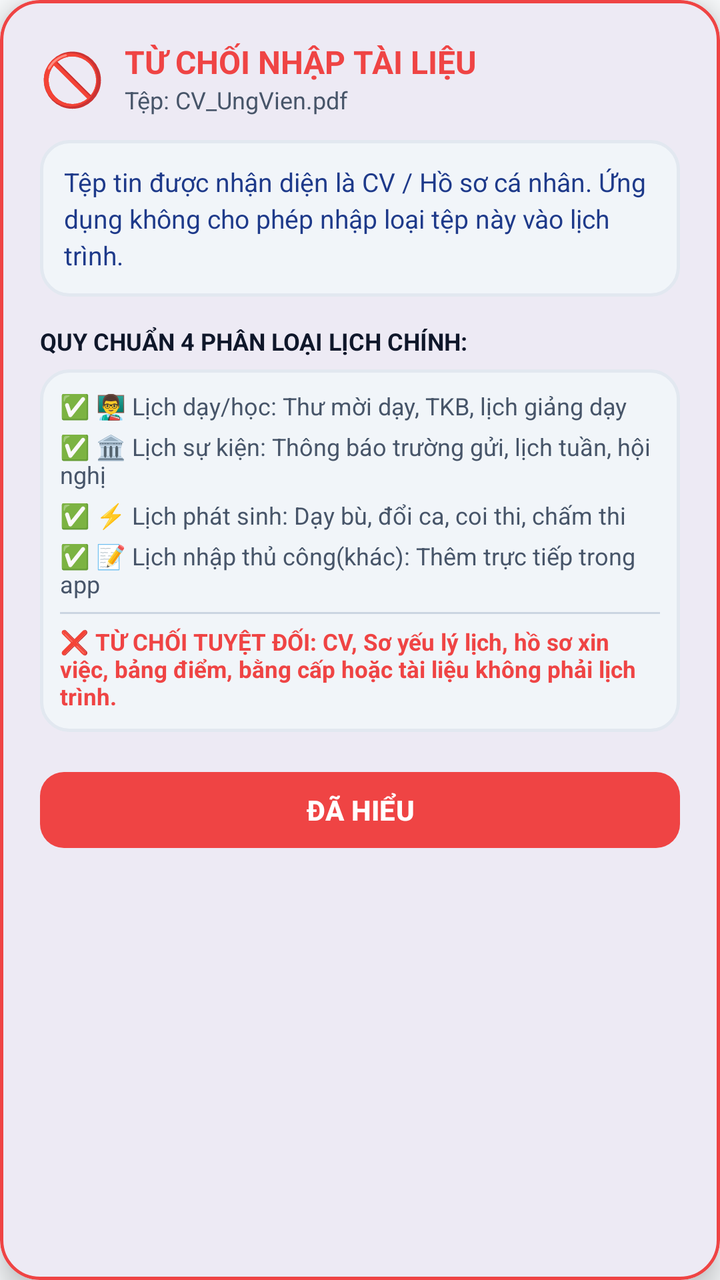
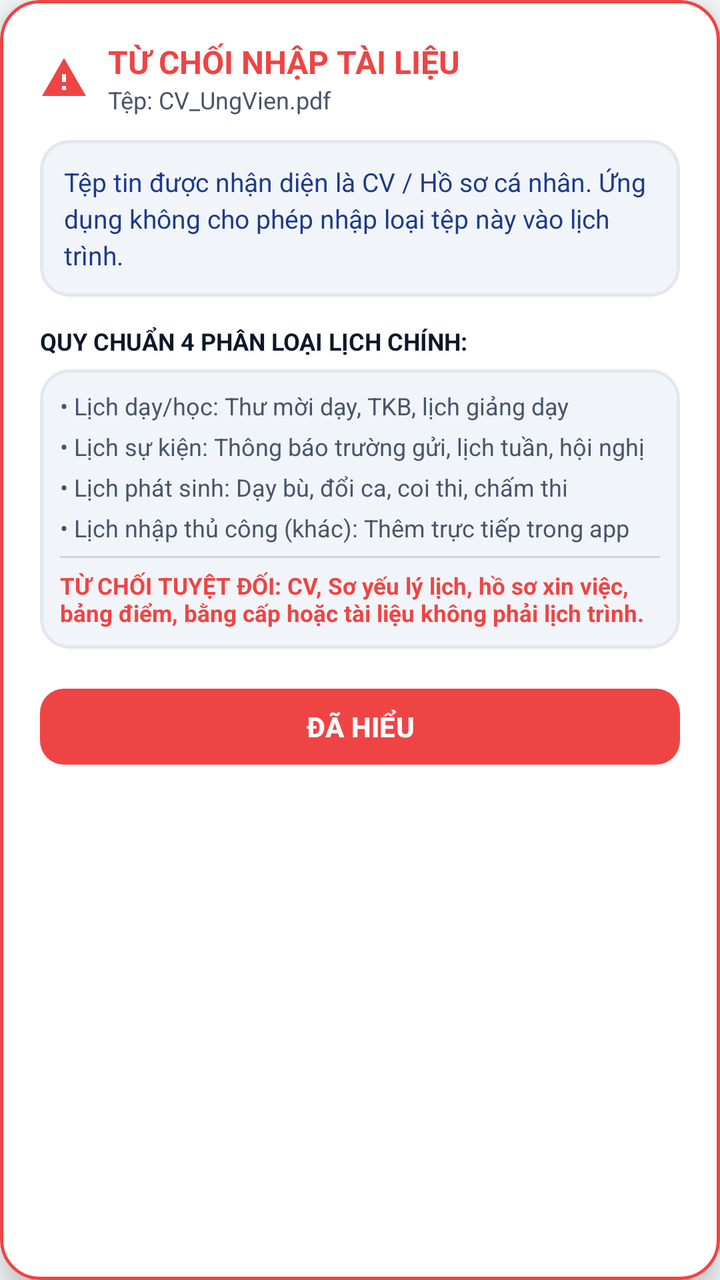

The first picture is an Android layout as it rendered before a commit; the second is the same layout after the commit. The layout source and the unified diff follow.
<!-- AndroidManifest.xml: application theme Theme.LectuPlan -->
<!-- res/layout/dialog_file_rejected.xml -->
<?xml version="1.0" encoding="utf-8"?>
<com.google.android.material.card.MaterialCardView
    xmlns:android="http://schemas.android.com/apk/res/android"
    xmlns:app="http://schemas.android.com/apk/res-auto"
    android:layout_width="match_parent"
    android:layout_height="wrap_content"
    app:cardCornerRadius="20dp"
    app:cardElevation="8dp"
    app:strokeWidth="1.5dp"
    app:strokeColor="#EF4444"
    app:cardBackgroundColor="@color/surface_card">

    <LinearLayout
        android:layout_width="match_parent"
        android:layout_height="wrap_content"
        android:orientation="vertical"
        android:padding="20dp">

        
        <LinearLayout
            android:layout_width="match_parent"
            android:layout_height="wrap_content"
            android:orientation="horizontal"
            android:gravity="center_vertical"
            android:layout_marginBottom="12dp">

            <TextView
                android:layout_width="wrap_content"
                android:layout_height="wrap_content"
                android:text="🚫"
                android:textSize="26sp"
                android:layout_marginEnd="10dp" />

            <LinearLayout
                android:layout_width="0dp"
                android:layout_height="wrap_content"
                android:layout_weight="1"
                android:orientation="vertical">

                <TextView
                    android:id="@+id/tvRejectTitle"
                    android:layout_width="wrap_content"
                    android:layout_height="wrap_content"
                    android:text="TỪ CHỐI NHẬP TÀI LIỆU"
                    android:textSize="16sp"
                    android:textStyle="bold"
                    android:textColor="#EF4444" />

                <TextView
                    android:id="@+id/tvRejectFileName"
                    android:layout_width="wrap_content"
                    android:layout_height="wrap_content"
                    android:text="Tệp: CV_UngVien.pdf"
                    android:textSize="12sp"
                    android:textColor="@color/text_secondary"
                    android:ellipsize="middle"
                    android:singleLine="true" />
            </LinearLayout>
        </LinearLayout>

        
        <LinearLayout
            android:layout_width="match_parent"
            android:layout_height="wrap_content"
            android:orientation="vertical"
            android:background="@drawable/bg_search_input"
            android:padding="12dp"
            android:layout_marginBottom="14dp">

            <TextView
                android:id="@+id/tvRejectReason"
                android:layout_width="match_parent"
                android:layout_height="wrap_content"
                android:text="Tệp tin được nhận diện là CV / Hồ sơ cá nhân. Ứng dụng không cho phép nhập loại tệp này vào lịch trình."
                android:textSize="13sp"
                android:textColor="@color/tab_header_title"
                android:lineSpacingExtra="3dp" />
        </LinearLayout>

        
        <TextView
            android:layout_width="wrap_content"
            android:layout_height="wrap_content"
            android:text="QUY CHUẨN 4 PHÂN LOẠI LỊCH CHÍNH:"
            android:textSize="12sp"
            android:textStyle="bold"
            android:textColor="@color/text_primary"
            android:layout_marginBottom="6dp" />

        <LinearLayout
            android:layout_width="match_parent"
            android:layout_height="wrap_content"
            android:orientation="vertical"
            android:background="@drawable/bg_search_input"
            android:padding="10dp"
            android:layout_marginBottom="16dp">

            <TextView
                android:layout_width="match_parent"
                android:layout_height="wrap_content"
                android:text="✅ 👨‍🏫 Lịch dạy/học: Thư mời dạy, TKB, lịch giảng dạy"
                android:textSize="12sp"
                android:textColor="@color/text_secondary"
                android:layout_marginBottom="4dp" />

            <TextView
                android:layout_width="match_parent"
                android:layout_height="wrap_content"
                android:text="✅ 🏛️ Lịch sự kiện: Thông báo trường gửi, lịch tuần, hội nghị"
                android:textSize="12sp"
                android:textColor="@color/text_secondary"
                android:layout_marginBottom="4dp" />

            <TextView
                android:layout_width="match_parent"
                android:layout_height="wrap_content"
                android:text="✅ ⚡ Lịch phát sinh: Dạy bù, đổi ca, coi thi, chấm thi"
                android:textSize="12sp"
                android:textColor="@color/text_secondary"
                android:layout_marginBottom="4dp" />

            <TextView
                android:layout_width="match_parent"
                android:layout_height="wrap_content"
                android:text="✅ 📝 Lịch nhập thủ công(khác): Thêm trực tiếp trong app"
                android:textSize="12sp"
                android:textColor="@color/text_secondary"
                android:layout_marginBottom="6dp" />

            <View
                android:layout_width="match_parent"
                android:layout_height="1dp"
                android:background="@color/border_default"
                android:layout_marginBottom="6dp" />

            <TextView
                android:layout_width="match_parent"
                android:layout_height="wrap_content"
                android:text="❌ TỪ CHỐI TUYỆT ĐỐI: CV, Sơ yếu lý lịch, hồ sơ xin việc, bảng điểm, bằng cấp hoặc tài liệu không phải lịch trình."
                android:textSize="11.5sp"
                android:textColor="#EF4444"
                android:textStyle="bold" />
        </LinearLayout>

        
        <com.google.android.material.button.MaterialButton
            android:id="@+id/btnRejectUnderstand"
            android:layout_width="match_parent"
            android:layout_height="wrap_content"
            android:minHeight="46dp"
            android:text="ĐÃ HIỂU"
            android:textColor="#FFFFFF"
            android:textSize="14sp"
            android:textStyle="bold"
            android:paddingVertical="6dp"
            app:cornerRadius="12dp"
            app:backgroundTint="#EF4444" />
    </LinearLayout>
</com.google.android.material.card.MaterialCardView>
<!-- resources referenced by this layout -->
<resources>
  <color name="border_default">#CBD5E1</color>
  <color name="surface_card">#FFFFFF</color>
  <color name="tab_header_title">#1E3A8A</color>
  <color name="text_primary">#0F172A</color>
  <color name="text_secondary">#475569</color>
  <!-- drawable bg_search_input (drawable) -->
  <?xml version="1.0" encoding="utf-8"?>
  <shape xmlns:android="http://schemas.android.com/apk/res/android"
      android:shape="rectangle">
      <solid android:color="@color/surface_card_secondary" />
      <corners android:radius="14dp" />
      <stroke
          android:width="1.5dp"
          android:color="@color/border_subtle" />
  </shape>
  <style name="Theme.LectuPlan" parent="Base.Theme.LectuPlan" />
  <color name="surface_card_secondary">#F1F5F9</color>
  <color name="border_subtle">#E2E8F0</color>
  <style name="Base.Theme.LectuPlan" parent="Theme.Material3.DayNight.NoActionBar">
          <item name="android:windowBackground">@color/window_background</item>
          <item name="colorSurface">@color/surface_card</item>
          <item name="colorOnSurface">@color/text_primary</item>
          <item name="colorSurfaceVariant">@color/surface_card_secondary</item>
          <item name="colorOnSurfaceVariant">@color/text_secondary</item>
          
          <item name="android:windowLightStatusBar" tools:targetApi="23">true</item>
          <item name="android:windowLightNavigationBar" tools:targetApi="27">true</item>
      </style>
  <color name="window_background">#F8FAFC</color>
</resources>

<!-- the commit's change to res/layout/dialog_file_rejected.xml (unified diff, before → after) -->
@@ -24,12 +24,13 @@
             android:gravity="center_vertical"
             android:layout_marginBottom="12dp">
 
-            <TextView
-                android:layout_width="wrap_content"
-                android:layout_height="wrap_content"
-                android:text="🚫"
-                android:textSize="26sp"
-                android:layout_marginEnd="10dp" />
+            <ImageView
+                android:layout_width="24dp"
+                android:layout_height="24dp"
+                android:src="@drawable/ic_warning"
+                app:tint="#EF4444"
+                android:layout_marginEnd="10dp"
+                android:contentDescription="Từ chối" />
 
             <LinearLayout
                 android:layout_width="0dp"
@@ -98,7 +99,7 @@
             <TextView
                 android:layout_width="match_parent"
                 android:layout_height="wrap_content"
-                android:text="✅ 👨‍🏫 Lịch dạy/học: Thư mời dạy, TKB, lịch giảng dạy"
+                android:text="• Lịch dạy/học: Thư mời dạy, TKB, lịch giảng dạy"
                 android:textSize="12sp"
                 android:textColor="@color/text_secondary"
                 android:layout_marginBottom="4dp" />
@@ -106,7 +107,7 @@
             <TextView
                 android:layout_width="match_parent"
                 android:layout_height="wrap_content"
-                android:text="✅ 🏛️ Lịch sự kiện: Thông báo trường gửi, lịch tuần, hội nghị"
+                android:text="• Lịch sự kiện: Thông báo trường gửi, lịch tuần, hội nghị"
                 android:textSize="12sp"
                 android:textColor="@color/text_secondary"
                 android:layout_marginBottom="4dp" />
@@ -114,7 +115,7 @@
             <TextView
                 android:layout_width="match_parent"
                 android:layout_height="wrap_content"
-                android:text="✅ ⚡ Lịch phát sinh: Dạy bù, đổi ca, coi thi, chấm thi"
+                android:text="• Lịch phát sinh: Dạy bù, đổi ca, coi thi, chấm thi"
                 android:textSize="12sp"
                 android:textColor="@color/text_secondary"
                 android:layout_marginBottom="4dp" />
@@ -122,7 +123,7 @@
             <TextView
                 android:layout_width="match_parent"
                 android:layout_height="wrap_content"
-                android:text="✅ 📝 Lịch nhập thủ công(khác): Thêm trực tiếp trong app"
+                android:text="• Lịch nhập thủ công (khác): Thêm trực tiếp trong app"
                 android:textSize="12sp"
                 android:textColor="@color/text_secondary"
                 android:layout_marginBottom="6dp" />
@@ -136,7 +137,7 @@
             <TextView
                 android:layout_width="match_parent"
                 android:layout_height="wrap_content"
-                android:text="❌ TỪ CHỐI TUYỆT ĐỐI: CV, Sơ yếu lý lịch, hồ sơ xin việc, bảng điểm, bằng cấp hoặc tài liệu không phải lịch trình."
+                android:text="TỪ CHỐI TUYỆT ĐỐI: CV, Sơ yếu lý lịch, hồ sơ xin việc, bảng điểm, bằng cấp hoặc tài liệu không phải lịch trình."
                 android:textSize="11.5sp"
                 android:textColor="#EF4444"
                 android:textStyle="bold" />
<!-- resource entries referenced after the edit -->
@@ -15,6 +15,17 @@
           android:width="1.5dp"
           android:color="@color/border_subtle" />
   </shape>
+  <!-- drawable ic_warning (drawable) -->
+  <vector xmlns:android="http://schemas.android.com/apk/res/android"
+      android:width="20dp"
+      android:height="20dp"
+      android:viewportWidth="24"
+      android:viewportHeight="24"
+      android:tint="#D97706">
+    <path
+        android:fillColor="@android:color/white"
+        android:pathData="M1,21h22L12,2 1,21zm12,-3h-2v-2h2v2zm0,-4h-2v-4h2v4z"/>
+  </vector>
   <style name="Theme.LectuPlan" parent="Base.Theme.LectuPlan" />
   <color name="surface_card_secondary">#F1F5F9</color>
   <color name="border_subtle">#E2E8F0</color>
@@ -24,6 +35,7 @@
           <item name="colorOnSurface">@color/text_primary</item>
           <item name="colorSurfaceVariant">@color/surface_card_secondary</item>
           <item name="colorOnSurfaceVariant">@color/text_secondary</item>
+          <item name="elevationOverlayEnabled">false</item>
           
           <item name="android:windowLightStatusBar" tools:targetApi="23">true</item>
           <item name="android:windowLightNavigationBar" tools:targetApi="27">true</item>
